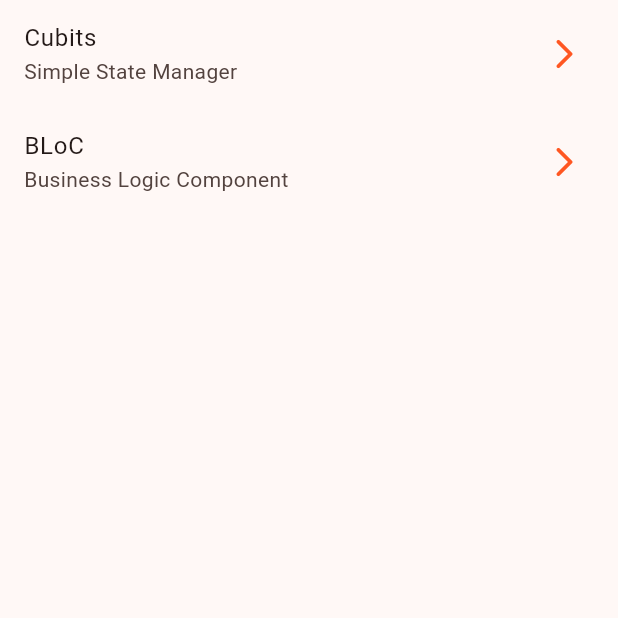
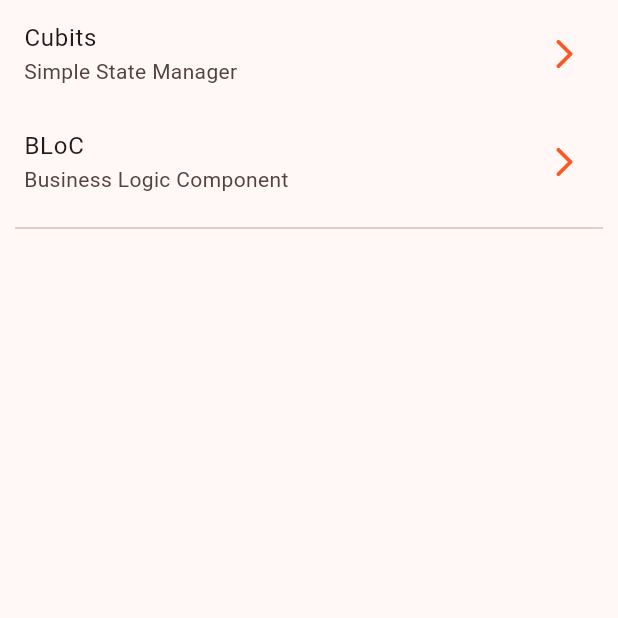
Before and after one commit to xiillii/FlutterMobileUdemy, a Flutter app: the screen it shows after launch, on a phone screen of 412 x 824 dp, the top half of it. Run offline on Flutter 3.47's test engine with Material 2 defaults, Android fonts, the phone set to English and light mode, and no system bars; our stand-ins replace animate_do, card_swiper, dio, equatable, flutter_bloc, flutter_dotenv and 4 more; accounts and stored records are empty; generated files the repository leaves out were written again.

Commit message:
FormsApp. Optional raise events from the BLoC

```diff
--- a/Sec019/forms_app/lib/presentation/screens/bloc_counter_screen.dart
+++ b/Sec019/forms_app/lib/presentation/screens/bloc_counter_screen.dart
@@ -20,11 +20,11 @@ class BlocCounterView extends StatelessWidget {
   });
 
   void increaseCounterBy(BuildContext context, [int value = 1]) {
-    context.read<CounterBloc>().add(CounterIncreased(value));
+    context.read<CounterBloc>().increasedBy(value);
   }
 
   void resetCounter(BuildContext context) {
-    context.read<CounterBloc>().add(CounterReset());
+    context.read<CounterBloc>().resetCounter();
   }
 
   @override
--- a/Sec019/forms_app/lib/presentation/screens/home_screen.dart
+++ b/Sec019/forms_app/lib/presentation/screens/home_screen.dart
@@ -21,6 +21,10 @@ class HomeScreen extends StatelessWidget {
             trailing: const Icon(Icons.arrow_forward_ios_rounded),
             onTap: () => {context.push('/bloc')},
           ),
+          const Padding(
+            padding: EdgeInsets.symmetric(horizontal: 10),
+            child: Divider(),
+          )
         ],
       ),
     );
```
Also changed, not shown: Sec019/forms_app/lib/presentation/blocs/counter_bloc/counter_bloc.dart (+8 -0 lines).
